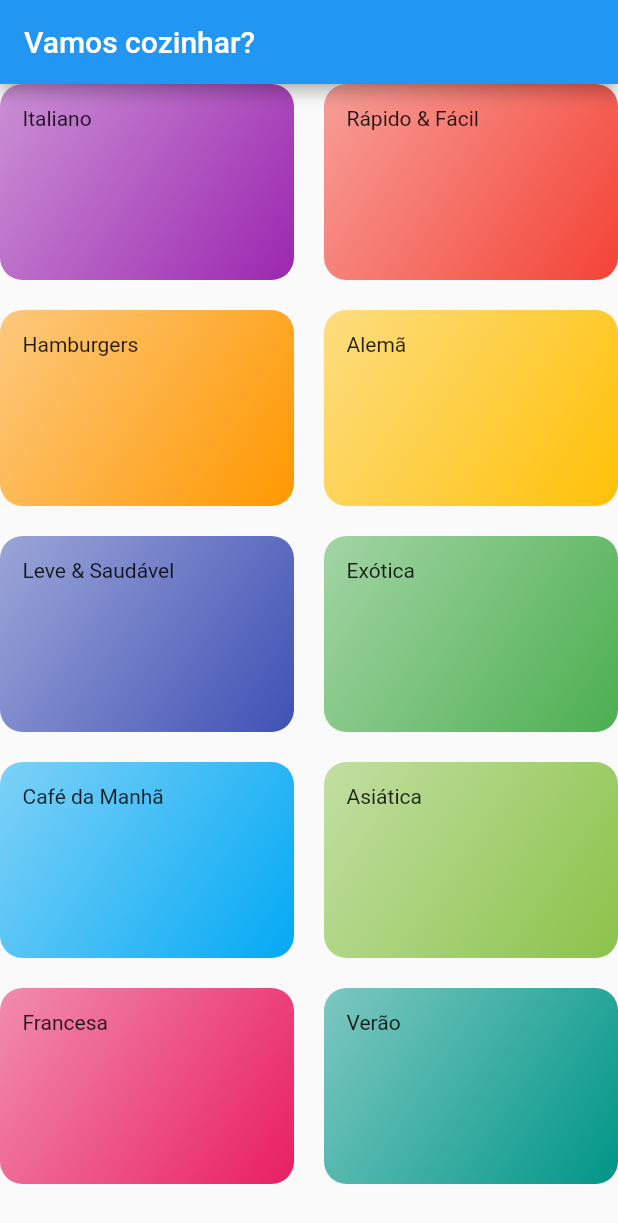
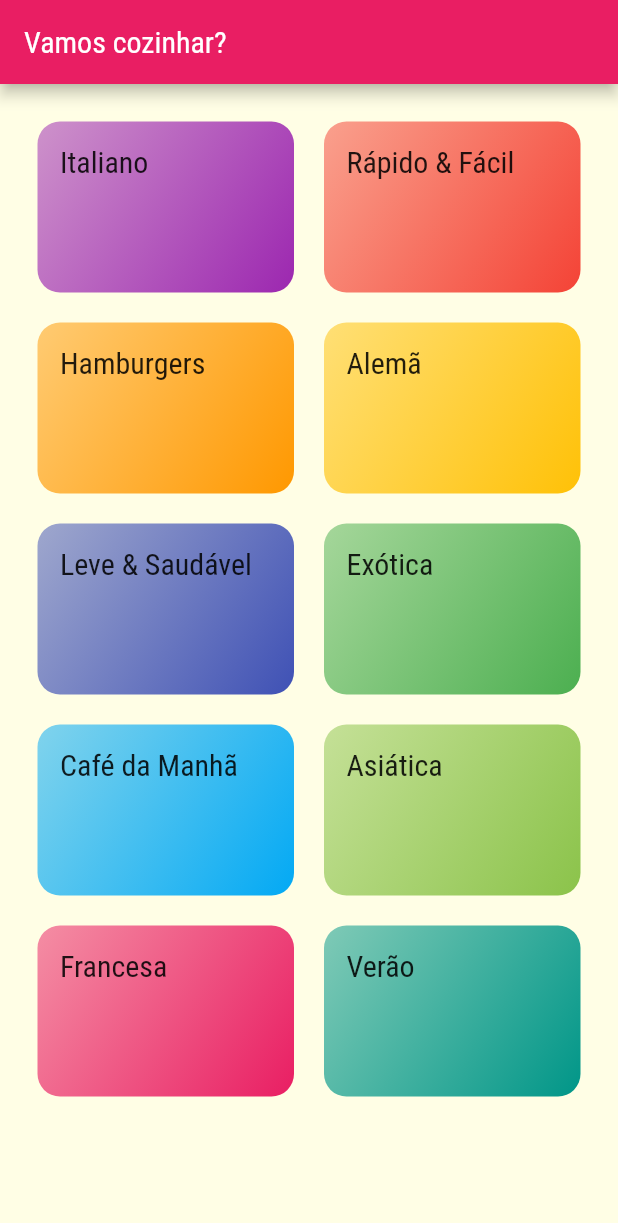
Before and after one commit to jady-sm-godoi/flutter_second_project, a Flutter app: the screen it shows after launch, on a phone screen of 412 x 824 dp. Shown: the top 1223 px of the screen. Run offline on Flutter 3.47's test engine with Material 2 defaults, Android fonts, the light colour scheme and no system bars.

Commit message:
config fonts and colors

```diff
--- a/lib/category/category_item.dart
+++ b/lib/category/category_item.dart
@@ -10,7 +10,10 @@
   Widget build(BuildContext context) {
     return Container(
       padding: const EdgeInsets.all(15),
-      child: Text(category.title),
+      child: Text(
+        category.title,
+        style: Theme.of(context).textTheme.headline6,
+      ),
       decoration: BoxDecoration(
         borderRadius: BorderRadius.circular(15),
         gradient: LinearGradient(
--- a/lib/main.dart
+++ b/lib/main.dart
@@ -9,7 +9,30 @@
     return MaterialApp(
       title: 'DeliMeals',
       theme: ThemeData(
-        primarySwatch: Colors.blue,
+        // primarySwatch: Colors.pink,
+        canvasColor: const Color.fromRGBO(255, 254, 229, 1),
+        colorScheme: const ColorScheme(
+          primary: Colors.pink,
+          primaryVariant: Colors.red,
+          secondary: Colors.amber,
+          secondaryVariant: Colors.brown,
+          surface: Colors.grey,
+          background: Colors.black,
+          error: Colors.red,
+          onPrimary: Colors.white,
+          onSecondary: Colors.black,
+          onSurface: Colors.green,
+          onBackground: Colors.white10,
+          onError: Colors.redAccent,
+          brightness: Brightness.light,
+        ),
+        fontFamily: 'Raleway',
+        textTheme: ThemeData.light().textTheme.copyWith(
+              headline6: const TextStyle(
+                fontFamily: 'RobotoCondensed',
+                fontSize: 20,
+              ),
+            ),
       ),
       home: const CategoriesScreem(),
     );
--- a/lib/screens/categories_screen.dart
+++ b/lib/screens/categories_screen.dart
@@ -12,6 +12,7 @@
         title: const Text('Vamos cozinhar?'),
       ),
       body: GridView(
+        padding: const EdgeInsets.all(25),
         gridDelegate: const SliverGridDelegateWithMaxCrossAxisExtent(
           maxCrossAxisExtent: 200,
           childAspectRatio: 3 / 2,
```
Also changed, not shown: pubspec.yaml (+19 -14 lines), assets/fonts/Raleway-Black.ttf (added), assets/fonts/Raleway-Bold.ttf (added), assets/fonts/Raleway-Regular.ttf (added), assets/fonts/RobotoCondensed-Bold.ttf (added), assets/fonts/RobotoCondensed-Italic.ttf (added), assets/fonts/RobotoCondensed-Light.ttf (added), assets/fonts/RobotoCondensed-Regular.ttf (added).
